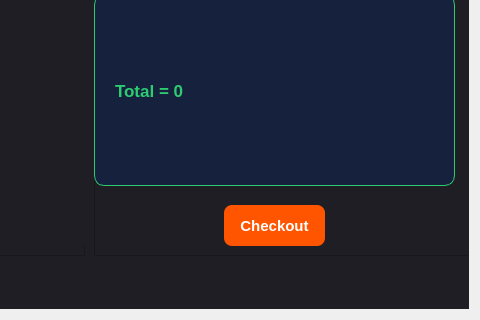
Before: the Qt Designer form main/gui/customerwindow.ui in HamidrezaNadafian/Restaurant-Management-System, drawn with Qt 5; both pictures show x 597 to 1077 and y 396 to 716 of the 1077 by 716 pixel window.
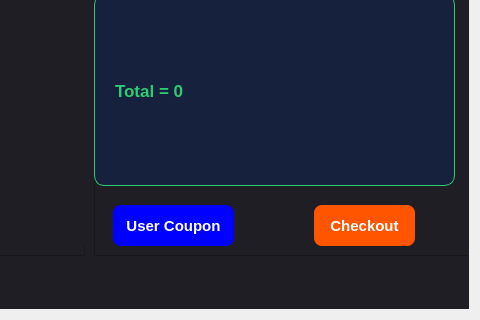
After: the same form once the commit is applied.

Commit message: add level based coupons and order discounts.

What changed in the file:
```diff
--- a/main/gui/customerwindow.ui
+++ b/main/gui/customerwindow.ui
@@ -730,7 +730,7 @@
        <widget class="QPushButton" name="btnCheckout">
         <property name="geometry">
          <rect>
-          <x>130</x>
+          <x>220</x>
           <y>530</y>
           <width>101</width>
           <height>41</height>
@@ -754,6 +754,33 @@
          <string>Checkout</string>
         </property>
        </widget>
+       <widget class="QPushButton" name="btnUseCoupon">
+        <property name="geometry">
+         <rect>
+          <x>19</x>
+          <y>530</y>
+          <width>121</width>
+          <height>41</height>
+         </rect>
+        </property>
+        <property name="styleSheet">
+         <string notr="true">QPushButton {
+    background-color: rgb(0, 0, 255);
+    color: white;
+    border-radius: 8px;
+    padding: 10px;
+    font-size: 15px;
+    font-weight: bold;
+}
+
+QPushButton:hover {
+    background-color: #2563EB;
+}</string>
+        </property>
+        <property name="text">
+         <string>User Coupon</string>
+        </property>
+       </widget>
       </widget>
       <widget class="QLabel" name="label_2">
        <property name="geometry">
```
The commit also changes 9 other files.
